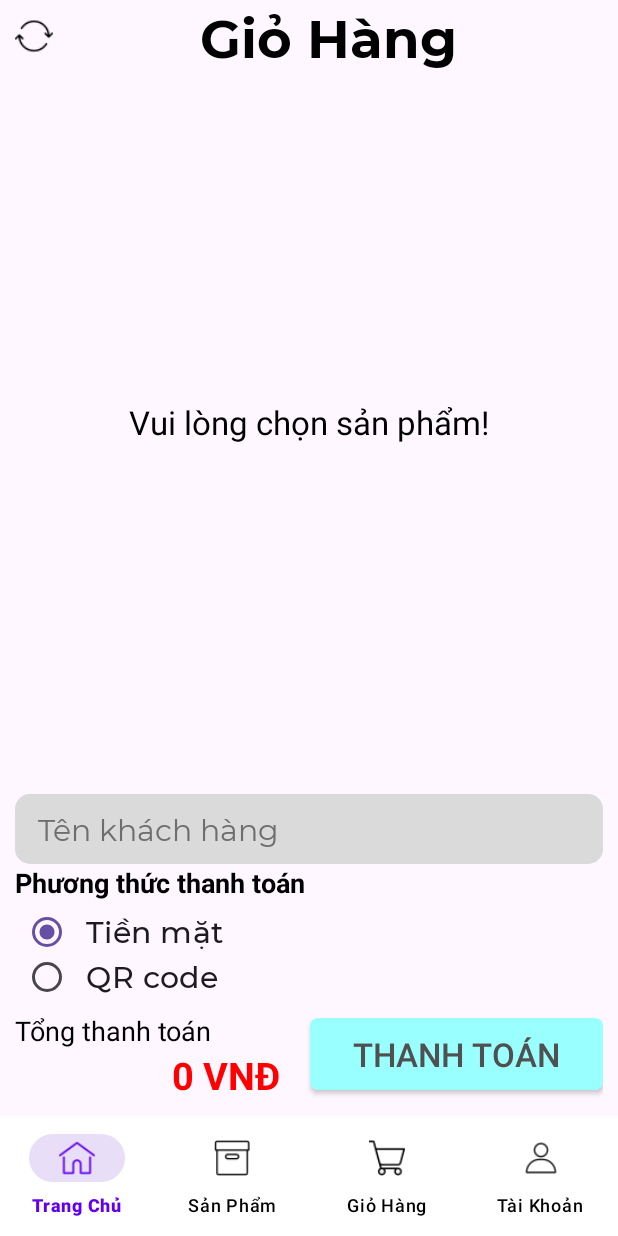
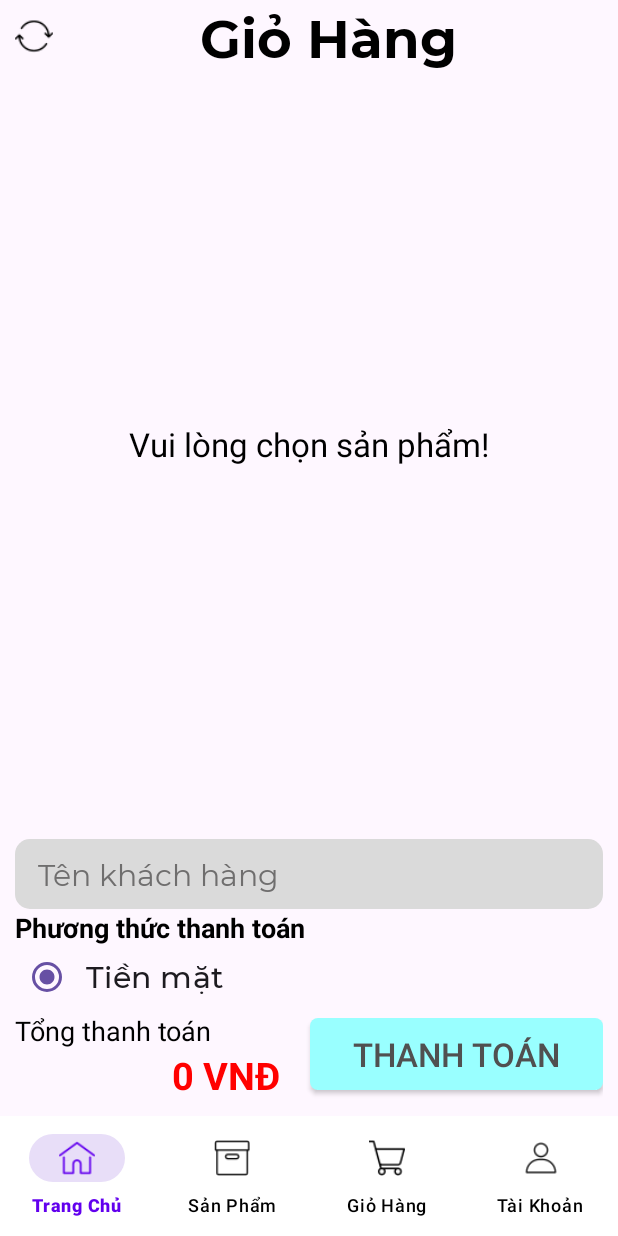
Before and after one commit to quylvph19871/nhom1_quanlybanquano, an Android app: the fragment StoreFrgm placed in its activity, on a phone screen of 412 x 824 dp. Run offline under Robolectric (Android 15) with nearby library versions, the phone set to English and light mode, and no system bars; our stand-ins replace Picasso; pictures from the network do not load; 1 statement that could not run was skipped.

```diff
--- a/app/src/main/java/com/example/nhom1/Adapter/AdapterSanPham.java
+++ b/app/src/main/java/com/example/nhom1/Adapter/AdapterSanPham.java
@@ -81,7 +81,7 @@ public class AdapterSanPham extends RecyclerView.Adapter<AdapterSanPham.UserView
             @Override
             public void onClick(View v) {
 //                Khởi tạo Model
-                GioHang gioHang = new GioHang(1, sanPham.getId(), 1, "N", "Den",sanPham.getPrice());
+                GioHang gioHang = new GioHang(1, sanPham.getId(), 1, "M", "Đen",sanPham.getPrice());
 //                Check Valid SP (SanPham.ID, Size)
                 ArrayList<GioHang> outList = daoGioHang.checkValidGioHang(gioHang);
 //                Toast.makeText(context, outList.size() + "", Toast.LENGTH_SHORT).show();
--- a/app/src/main/java/com/example/nhom1/Adapter/AdapterTKDT.java
+++ b/app/src/main/java/com/example/nhom1/Adapter/AdapterTKDT.java
@@ -80,7 +80,6 @@ public class AdapterTKDT extends RecyclerView.Adapter<AdapterTKDT.ViewHolder>{
                 txtHDTenNV.setText(listHoaDon2.get(0).getTenUser());
                 txtHDTenKH.setText(listHoaDon2.get(0).getTenKhachHang());
                 txtHDNgayBan.setText(listHoaDon2.get(0).getNgayLapHD());
-                txtHDPhuongThucTT.setText(listHoaDon2.get(0).getPhuongThucTT());
 
                 LinearLayoutManager linearLayoutManager = new LinearLayoutManager(dialog.getContext());
                 recycle_hoaDon.setLayoutManager(linearLayoutManager);
--- a/app/src/main/java/com/example/nhom1/DAOModel/DAOLuuHD.java
+++ b/app/src/main/java/com/example/nhom1/DAOModel/DAOLuuHD.java
@@ -206,4 +206,5 @@ public class DAOLuuHD {
         }
         return listMaSP;
     }
+
 }
--- a/app/src/main/java/com/example/nhom1/Fragment/Account_Fragment.java
+++ b/app/src/main/java/com/example/nhom1/Fragment/Account_Fragment.java
@@ -80,7 +80,7 @@ public class Account_Fragment extends Fragment {
         userFrgmTKDoanhThu.setOnClickListener(new View.OnClickListener() {
             @Override
             public void onClick(View v) {
-                loadFragment(new TKDoanhThuFrgm());
+              loadFragment(new TKDoanhThuFrgm());
 
             }
         });
--- a/app/src/main/java/com/example/nhom1/Fragment/ChiTietSPSuaFrgm.java
+++ b/app/src/main/java/com/example/nhom1/Fragment/ChiTietSPSuaFrgm.java
@@ -27,7 +27,8 @@ import com.squareup.picasso.Picasso;
 
 import java.util.ArrayList;
 
-public class ChiTietSPSuaFrgm extends Fragment implements View.OnClickListener {
+public class
+ChiTietSPSuaFrgm extends Fragment implements View.OnClickListener {
 
     SanPham sanPham;
     DAOSanPham dao;
--- a/app/src/main/java/com/example/nhom1/Fragment/StoreFrgm.java
+++ b/app/src/main/java/com/example/nhom1/Fragment/StoreFrgm.java
@@ -69,27 +69,17 @@ public class StoreFrgm extends Fragment {
         txtGHTongTien = view.findViewById(R.id.txtGHTongTien);
         iconRefreshStore = view.findViewById(R.id.iconRefreshStore);
         RadioButton rdo_Tien=view.findViewById(R.id.rdo_Tien);
-        RadioButton rdo_QR=view.findViewById(R.id.rdo_QR);
         rdo_Tien.setChecked(true);
         ttoanCheck="Tiền mặt";
         rdo_Tien.setOnCheckedChangeListener(new CompoundButton.OnCheckedChangeListener() {
             @Override
             public void onCheckedChanged(CompoundButton compoundButton, boolean isChecked) {
                 if (isChecked){
-                    rdo_QR.setChecked(false);
                     ttoanCheck="Tiền mặt";
                 }
             }
         });
-        rdo_QR.setOnCheckedChangeListener(new CompoundButton.OnCheckedChangeListener() {
-            @Override
-            public void onCheckedChanged(CompoundButton compoundButton, boolean isChecked) {
-                if (isChecked){
-                    rdo_Tien.setChecked(false);
-                    ttoanCheck="QR Code";
-                }
-            }
-        });
+
         createData();
         iconRefreshStore.setOnClickListener(new View.OnClickListener() {
             @Override
--- a/app/src/main/java/com/example/nhom1/Fragment/TKDoanhThuFrgm.java
+++ b/app/src/main/java/com/example/nhom1/Fragment/TKDoanhThuFrgm.java
@@ -229,8 +229,7 @@ public class TKDoanhThuFrgm extends Fragment {
                 datePickerDialog.show();
             }
         });
-
-//        Sự kiện Click button Thống kê
+        // sự kiện nút button Thống kê
         btnThongKe.setOnClickListener(new View.OnClickListener() {
             @Override
             public void onClick(View v) {
--- a/app/src/main/res/layout/activity_login.xml
+++ b/app/src/main/res/layout/activity_login.xml
@@ -93,7 +93,7 @@
             android:layout_width="200dp"
             android:layout_height="45dp"
             android:layout_marginTop="5dp"
-            android:src="@drawable/btn_dangnhap" />
+            />
 
 
 
--- a/app/src/main/res/layout/fragment_product_frgm.xml
+++ b/app/src/main/res/layout/fragment_product_frgm.xml
@@ -60,7 +60,6 @@
                     android:visibility="gone"
                     android:layout_width="wrap_content"
                     android:layout_height="wrap_content"
-                    android:src="@drawable/ic_remove"
                     android:layout_alignParentRight="true"
                     android:layout_marginTop="2dp"
                     android:layout_marginRight="10dp"
--- a/app/src/main/res/layout/fragment_store_frgm.xml
+++ b/app/src/main/res/layout/fragment_store_frgm.xml
@@ -108,17 +108,7 @@
 
 
                 </RadioButton>
-                <RadioButton
-                    android:id="@+id/rdo_QR"
-                    android:fontFamily="@font/ct_font_medium"
-                    android:layout_width="wrap_content"
-                    android:layout_height="30dp"
-                    android:textSize="20dp"
-                    android:paddingLeft="10dp"
-                    android:text="QR code" >
 
-
-                </RadioButton>
 
             </RadioGroup>
 
```
Also changed, not shown: app/src/main/java/com/example/nhom1/Adapter/AdapterGioHang.java (+6 -3 lines), app/src/main/java/com/example/nhom1/Fragment/ChiTietSPFrgm.java (+5 -23 lines), app/src/main/java/com/example/nhom1/Fragment/FragmentProduct.java (+4 -27 lines), app/src/main/java/com/example/nhom1/Fragment/QRFragment.java (deleted, +0 -72 lines), app/src/main/java/com/example/nhom1/LoginActivity.java (+1 -13 lines), app/src/main/res/layout/dialog_filters.xml (+0 -9 lines), app/src/main/res/drawable/qr_code.png (added).
